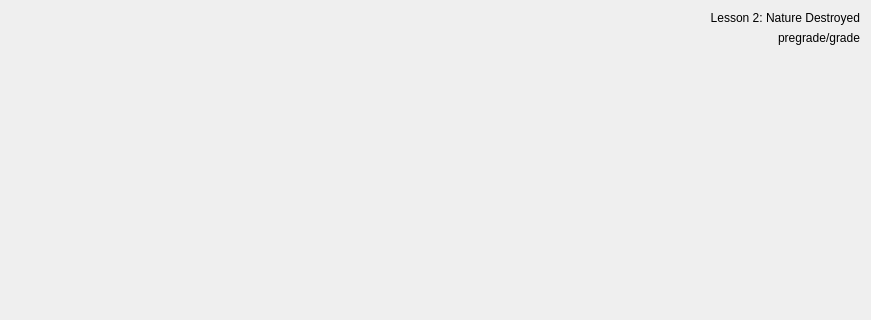
The window that src/practice/practice_mainwindow.ui (KDE/parley) describes before a commit, drawn with Qt 5; both pictures show x 0 to 871 and y 0 to 320 of the 871 by 604 pixel window.
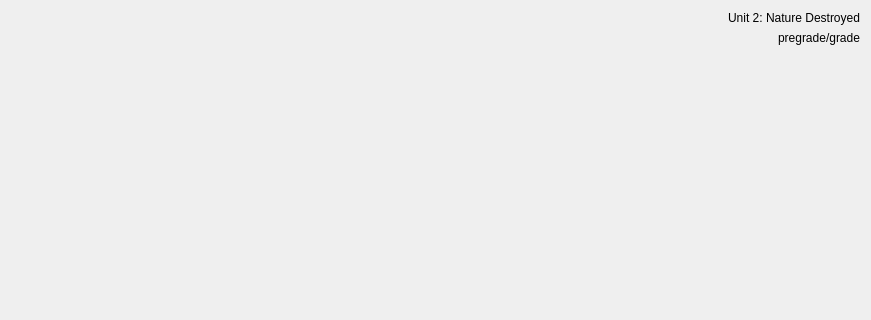
The same window after the commit. Custom widgets are drawn as their Qt base class.

The edit to the form file:
```diff
--- a/src/practice/practice_mainwindow.ui
+++ b/src/practice/practice_mainwindow.ui
@@ -14,7 +14,7 @@
    <item>
     <widget class="QLabel" name="lessonLabel">
      <property name="text">
-      <string comment="KDE::DoNotExtract">Lesson 2: Nature Destroyed</string>
+      <string comment="KDE::DoNotExtract">Unit 2: Nature Destroyed</string>
      </property>
      <property name="alignment">
       <set>Qt::AlignRight|Qt::AlignTrailing|Qt::AlignVCenter</set>
```
